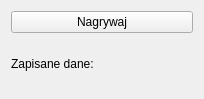
sggw-inf-2015-2/kk, file src/mainwindow.ui: the form before one commit.
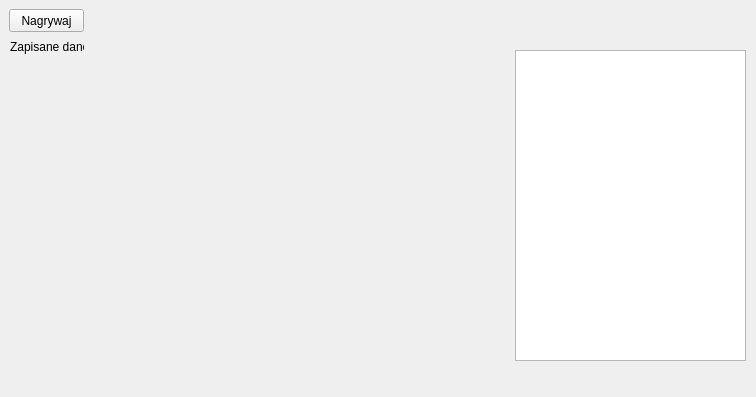
The form after the commit.

The edit to the form file:
```diff
--- a/src/mainwindow.ui
+++ b/src/mainwindow.ui
@@ -6,41 +6,63 @@
    <rect>
     <x>0</x>
     <y>0</y>
-    <width>204</width>
-    <height>99</height>
+    <width>756</width>
+    <height>397</height>
    </rect>
   </property>
   <property name="windowTitle">
    <string>Test</string>
   </property>
   <widget class="QWidget" name="centralWidget">
-   <layout class="QVBoxLayout" name="verticalLayout">
-    <item>
      <widget class="QPushButton" name="recordButton">
+    <property name="geometry">
+     <rect>
+      <x>9</x>
+      <y>9</y>
+      <width>75</width>
+      <height>23</height>
+     </rect>
+    </property>
       <property name="text">
        <string>Nagrywaj</string>
       </property>
      </widget>
-    </item>
-    <item>
-     <layout class="QHBoxLayout" name="horizontalLayout">
-      <item>
+   <widget class="QTableView" name="tableView">
+    <property name="geometry">
+     <rect>
+      <x>515</x>
+      <y>50</y>
+      <width>231</width>
+      <height>311</height>
+     </rect>
+    </property>
+   </widget>
        <widget class="QLabel" name="label">
+    <property name="geometry">
+     <rect>
+      <x>10</x>
+      <y>39</y>
+      <width>74</width>
+      <height>16</height>
+     </rect>
+    </property>
         <property name="text">
          <string>Zapisane dane:</string>
         </property>
        </widget>
-      </item>
-      <item>
        <widget class="QLabel" name="bytes">
+    <property name="geometry">
+     <rect>
+      <x>90</x>
+      <y>39</y>
+      <width>16</width>
+      <height>16</height>
+     </rect>
+    </property>
         <property name="text">
          <string/>
         </property>
        </widget>
-      </item>
-     </layout>
-    </item>
-   </layout>
   </widget>
   <widget class="QMenuBar" name="menuBar">
    <property name="geometry">
```
Left out of the diff: 2 changed lines with no effect on the pictures. Lines whose indentation alone changed are shown as unchanged.
